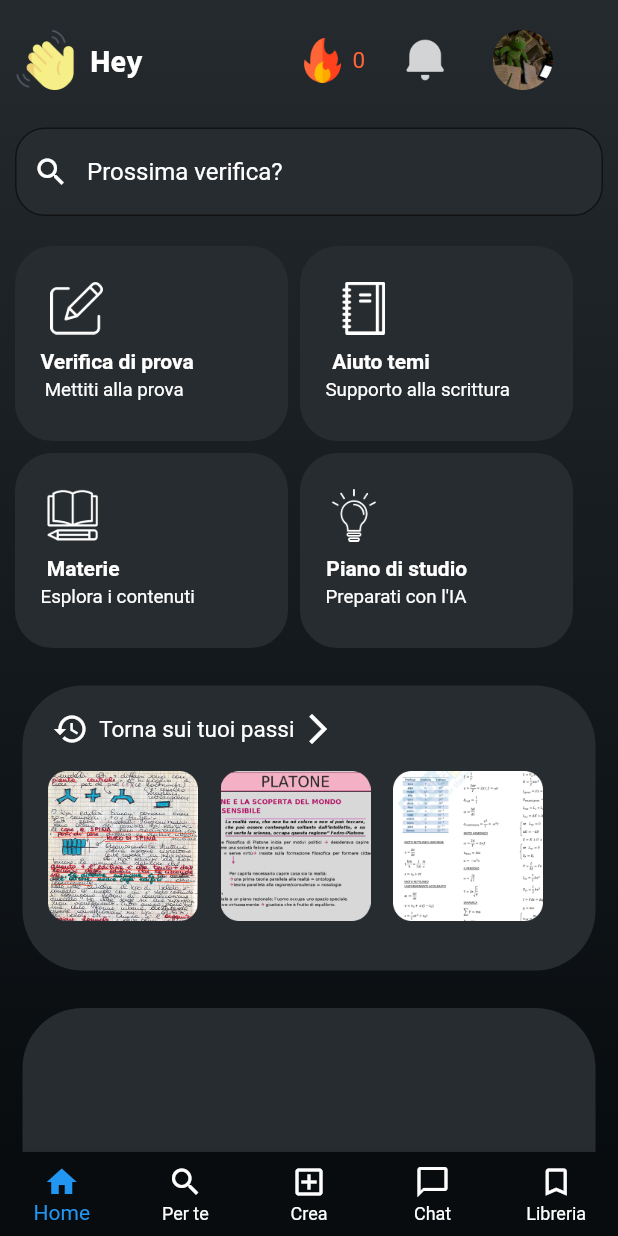
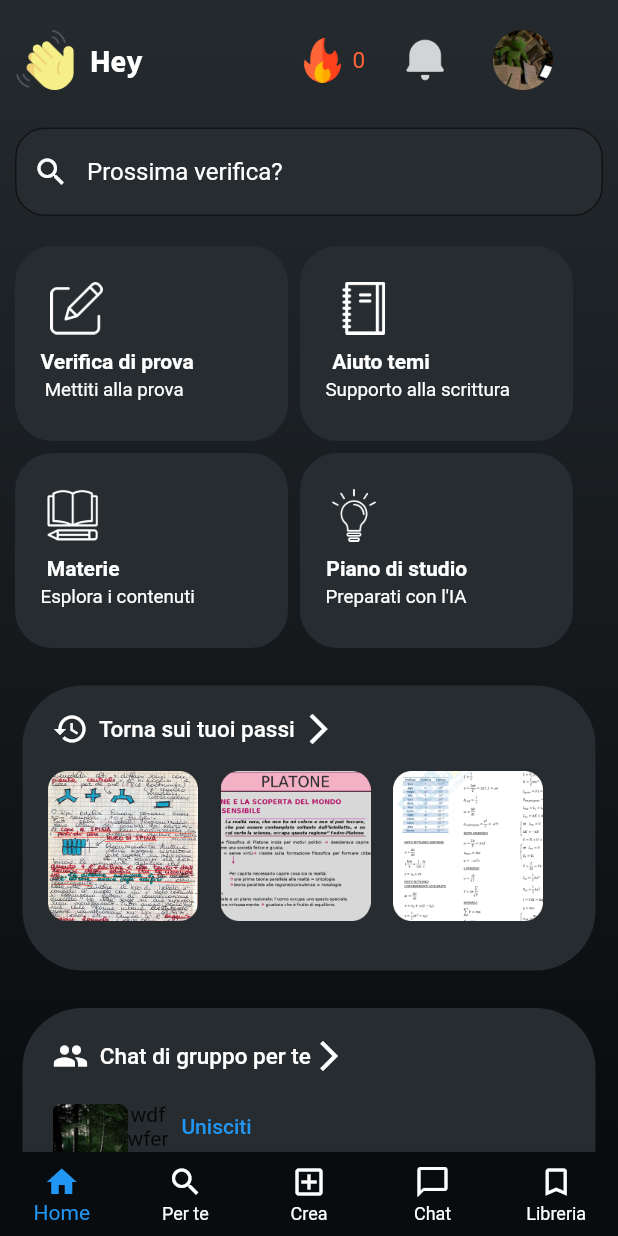
Before and after one commit to AresRebatto/knowunity_emu, a Flutter app: the screen it shows after launch, on a phone screen of 412 x 824 dp. Run offline on Flutter 3.47's test engine with Material 2 defaults, Android fonts, the phone set to English and light mode, and no system bars.

Commit message:
Continue "chat di gruppo" section

```diff
--- a/lib/pages/home.dart
+++ b/lib/pages/home.dart
@@ -339,6 +339,7 @@ class HomePage extends StatelessWidget{
                                 style: TextStyle(
                                   color: Colors.white,
                                   fontSize: 15,
+                                  fontWeight: FontWeight.w500,
                                 ),
                               ),
                               Icon(
@@ -383,7 +384,53 @@ class HomePage extends StatelessWidget{
               decoration: BoxDecoration(
                 color: const Color(0xff272c30),
                 borderRadius: BorderRadius.circular(40),
-              ),)
+              ),
+              child: Column(
+                children: <Widget>[
+                  Container(
+                    margin: EdgeInsets.only(top: 20, left: 20),
+                    child: const Row(
+                      children: <Widget>[
+                        Icon(
+                          Icons.people,
+                          color: Colors.white
+                        ),
+                        Text(
+                          "  Chat di gruppo per te",
+                          style: TextStyle(
+                            color: Colors.white,
+                            fontWeight: FontWeight.w500,
+                            fontSize: 15,
+                          )
+                        ),
+                        Icon(
+                          Icons.arrow_forward_ios,
+                          color: Colors.white,
+                        )
+
+                      ]
+                    ),
+                  ),
+                  Row(
+                    children: <Widget>[
+                      Container(
+                        margin: EdgeInsets.only(left: 20, top: 20),
+                        height: 50,
+                        child: Image.asset("assets/Bosco.png"),
+                      ),
+                      Column(
+                        children: <Widget>[
+                          Text("wdf"),
+                          Text("wfer")
+                        ]
+                      ),
+                      TextButton(onPressed: (){}, child: Text("Unisciti"))
+                    ]
+                  ),
+
+                ]
+              )
+            ),
           ],
         ),
       ),
--- a/pubspec.yaml
+++ b/pubspec.yaml
@@ -71,6 +71,7 @@ flutter:
     - assets/appuntoUno.png
     - assets/appuntoDue.png
     - assets/appuntoTre.png
+    - assets/Bosco.png
 
 
   # An image asset can refer to one or more resolution-specific "variants", see
```
Also changed, not shown: assets/Bosco.png (added).
